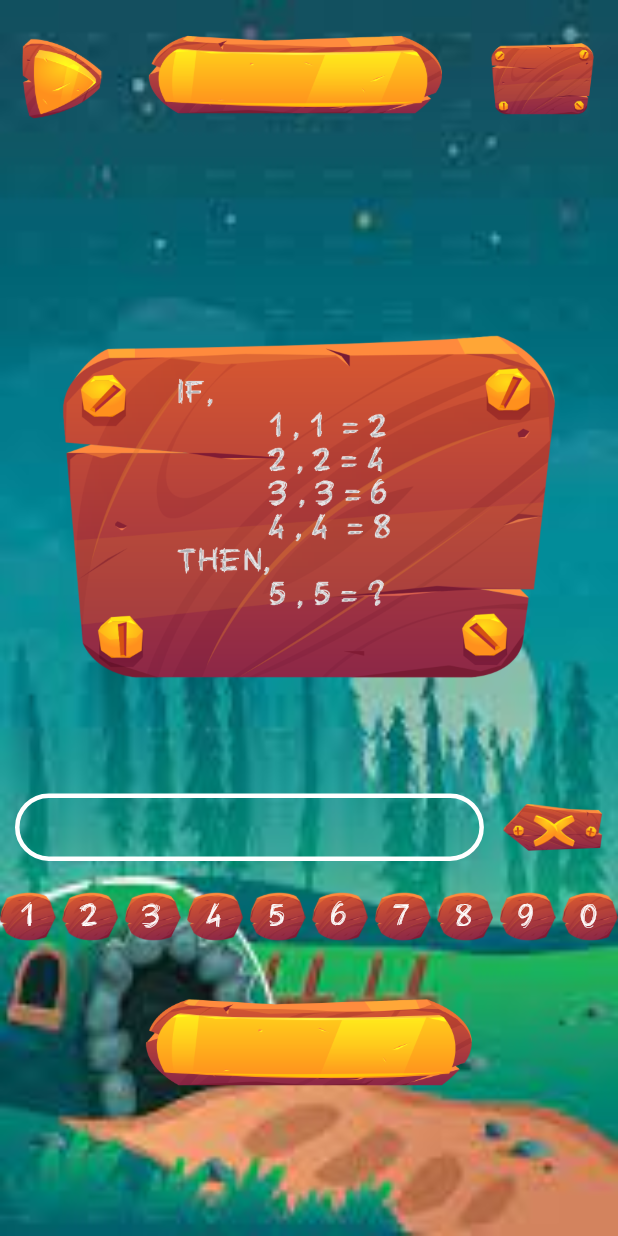
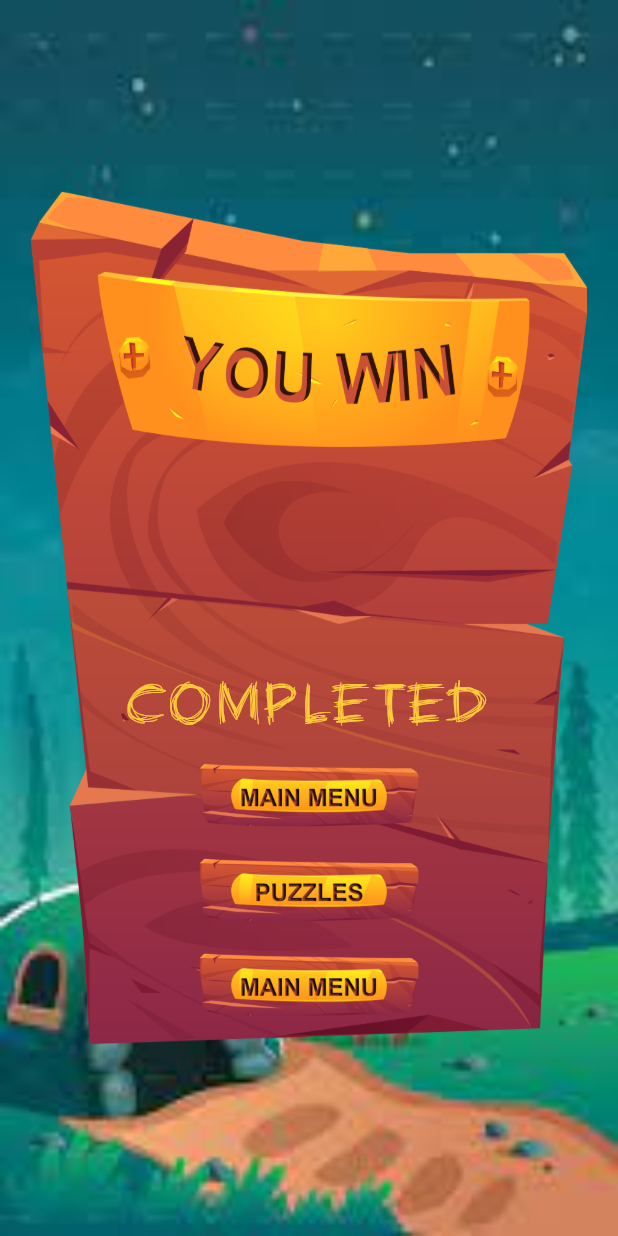
Before and after one commit to iflutter-team/Maths_Puzel_Axay_Roshan, a Flutter app: the screen it shows after launch, on a phone screen of 412 x 824 dp. Run offline on Flutter 3.47's test engine with Material 2 defaults, Android fonts, the phone set to English and light mode, and no system bars; our stand-ins replace get, share_plus, shared_preferences.

Commit message:
1606/2023 Git Done

```diff
--- a/lib/main.dart
+++ b/lib/main.dart
@@ -1,13 +1,12 @@
-import 'package:demo_math_puzzel/play_screen/play_screen.dart';
+import 'package:demo_math_puzzel/home_screen/home_screen.dart';
+import 'package:demo_math_puzzel/winner_screen/winner_screen.dart';
 import 'package:flutter/material.dart';
 import 'package:get/get.dart';
-
-import 'splesh_screen/splesh_screen.dart';
 
 main() {
   runApp(
     GetMaterialApp(
-      home: const Playscreen(),
+      home: WinPage(),
       debugShowCheckedModeBanner: false,
       theme: ThemeData(
         useMaterial3: true,
--- a/lib/play_screen/play_controller.dart
+++ b/lib/play_screen/play_controller.dart
@@ -1,9 +1,59 @@
-import 'package:get/get.dart';
-
-class PlayScreenController extends GetxController {
-  String? text = "";
-
-  printValue(int t) {
-    text = ("$text$t");
-  }
-}
+// import 'package:demo_math_puzzel/data_screen/data_screen.dart';
+// import 'package:demo_math_puzzel/winner_screen/winner_screen.dart';
+// import 'package:get/get.dart';
+// import 'package:shared_preferences/shared_preferences.dart';
+//
+// class PlayScreenController extends GetxController {
+//   String? text = "";
+//
+//   printValue(int t) {
+//     text = ("$text$t");
+//   }
+//
+//   String? text = "";
+//   int level1 = 0;
+//   bool ad = false;
+//
+//   SharedPreferences? ps;
+//
+//   get() async {
+//     ps = await SharedPreferences.getInstance();
+//     level1 = ps!.getInt("level") ?? 0;
+//   }
+//
+//   void initState() {
+//     get();
+//   }
+//
+//   nextLevelFunction() async {
+//     await ps!.setString("win${widget.index}", "no");
+//     await ps!.setString("skip${widget.index}", "yes");
+//     widget.index++;
+//
+//     widget.index > level1 ? ps!.setInt("level", widget.index) : null;
+//     level1 = ps!.getInt("level") ?? 0;
+//     print(">>>>>>>>>>ok>>>>$level1");
+//   }
+//
+//   removeButton() {
+//     if (text!.isNotEmpty) {
+//       text = text!.substring(0, text!.length - 1);
+//     }
+//     update(["remove"]);
+//   }
+//
+//   submitButton() async {
+//     if (text == DataPage.anse[widget.index]) {
+//       await ps!.setString("win${widget.index}", "yes");
+//       await ps!.setString("skip${widget.index}", "no");
+//       widget.index++;
+//       widget.index > level1 ? ps!.setInt("level", widget.index) : null;
+//       level1 = ps!.getInt("level") ?? 0;
+//       print(">>>>>>>>>>ok>>>>$level1");
+//       // await ps!.setInt("level", widget.index);
+//
+//       Get.off(WinPage(widget.index));
+//     }
+//     update(['submit']);
+//   }
+// }
--- a/lib/play_screen/play_screen.dart
+++ b/lib/play_screen/play_screen.dart
@@ -7,9 +7,9 @@ class Playscreen extends StatelessWidget {
   @override
   Widget build(BuildContext context) {
     return Scaffold(
-      body: SafeArea(
-        child: playScreenWidget(),
-      ),
+      // body: SafeArea(
+      //   // child: playScreenWidget(),
+      // ),
     );
   }
 }
--- a/lib/play_screen/play_widget.dart
+++ b/lib/play_screen/play_widget.dart
@@ -1,96 +1,120 @@
-import 'package:demo_math_puzzel/play_screen/playscreen_common.dart';
-import 'package:demo_math_puzzel/utils/asset_res.dart';
-import 'package:flutter/material.dart';
-import 'package:get/get.dart';
-
-Widget playScreenWidget() {
-  return Container(
-    height: Get.height,
-    width: Get.width,
-    decoration: const BoxDecoration(
-      image: DecorationImage(
-        image: AssetImage(AssertRes.backGroundImage),
-        fit: BoxFit.fill,
-      ),
-    ),
-    child: Column(
-      children: [
-        SizedBox(height: Get.height * 0.020),
-        Row(
-          mainAxisAlignment: MainAxisAlignment.spaceAround,
-          children: [
-            Image.asset(AssertRes.nextImage, scale: 20),
-            Image.asset(AssertRes.levelImage, scale: 10),
-            Image.asset(AssertRes.hintImage, scale: 15),
-          ],
-        ),
-        SizedBox(height: Get.height * 0.10),
-        Image.asset(
-          AssertRes.puzzle1Image,
-          scale: 4.5,
-        ),
-        SizedBox(height: Get.height * 0.03),
-        Padding(
-          padding: const EdgeInsets.only(left: 10, right: 10),
-          child: Row(
-            children: [
-              Expanded(
-                child: Container(
-                  height: 45,
-                  padding: const EdgeInsets.only(left: 10),
-                  alignment: Alignment.centerLeft,
-                  decoration: BoxDecoration(
-                    borderRadius: BorderRadius.circular(50),
-                    border: Border.all(width: 3, color: Colors.white),
-                  ),
-                  // child: const Text(
-                  //   "1",
-                  //   style: TextStyle(
-                  //       fontSize: 30, color: Colors.white, fontFamily: 'chalk'),
-                  // ),
-                ),
-              ),
-              SizedBox(
-                width: Get.width * 0.03,
-              ),
-              InkWell(
-                onTap: () {},
-                child: Image.asset(
-                  AssertRes.backImage,
-                  scale: 25,
-                ),
-              ),
-            ],
-          ),
-        ),
-        Row(
-          mainAxisAlignment: MainAxisAlignment.spaceBetween,
-          children: [
-            playScreenCommon("1"),
-            playScreenCommon("2"),
-            playScreenCommon("3"),
-            playScreenCommon("4"),
-            playScreenCommon("5"),
-            playScreenCommon("6"),
-            playScreenCommon("7"),
-            playScreenCommon("8"),
-            playScreenCommon("9"),
-            playScreenCommon("0"),
-          ],
-        ),
-        SizedBox(height: Get.height * 0.02),
-        Row(
-          mainAxisAlignment: MainAxisAlignment.center,
-          children: [
-            Stack(
-              children: [
-                Image.asset(AssertRes.levelImage, scale: 9),
-                // const Text(StringRes.submitText),
-              ],
-            ),
-          ],
-        ),
-      ],
-    ),
-  );
-}
+// import 'package:demo_math_puzzel/data_screen/data_screen.dart';
+// import 'package:demo_math_puzzel/play_screen/play_controller.dart';
+// import 'package:demo_math_puzzel/play_screen/playscreen_common.dart';
+// import 'package:demo_math_puzzel/utils/asset_res.dart';
+// import 'package:flutter/material.dart';
+// import 'package:get/get.dart';
+//
+// Widget playScreenWidget() {
+//   return Container(
+//     height: Get.height,
+//     width: Get.width,
+//     decoration: const BoxDecoration(
+//       image: DecorationImage(
+//         image: AssetImage(AssertRes.backGroundImage),
+//         fit: BoxFit.fill,
+//       ),
+//     ),
+//     child: Column(
+//       children: [
+//         SizedBox(height: Get.height * 0.020),
+//         Row(
+//           mainAxisAlignment: MainAxisAlignment.spaceAround,
+//           children: [
+//             Image.asset(AssertRes.nextImage, scale: 20),
+//             Stack(
+//               children: [
+//                 Image.asset(AssertRes.levelImage, scale: 10),
+//                 Text(
+//                   "LEVEL ${widget.index + 1}",
+//                   style: TextStyle(
+//                     fontFamily: "chalk",
+//                     color: const Color(0xff7f181b),
+//                     fontSize: DataPage.width! * 0.07,
+//                     fontWeight: FontWeight.bold,
+//                   ),
+//                 ),
+//               ],
+//             ),
+//             Image.asset(AssertRes.hintImage, scale: 15),
+//           ],
+//         ),
+//         SizedBox(height: Get.height * 0.10),
+//         Image.asset(
+//           "Level/${widget.index + 1}.png",
+//           scale: 4.5,
+//         ),
+//         SizedBox(height: Get.height * 0.03),
+//         Padding(
+//           padding: const EdgeInsets.only(left: 10, right: 10),
+//           child: Row(
+//             children: [
+//               Expanded(
+//                 child: Container(
+//                   height: 45,
+//                   padding: const EdgeInsets.only(left: 10),
+//                   alignment: Alignment.centerLeft,
+//                   decoration: BoxDecoration(
+//                     borderRadius: BorderRadius.circular(50),
+//                     border: Border.all(width: 3, color: Colors.white),
+//                   ),
+//                   child: Text(
+//                     "$text",
+//                     style: const TextStyle(
+//                         fontSize: 30, color: Colors.white, fontFamily: 'chalk'),
+//                   ),
+//                 ),
+//               ),
+//               SizedBox(
+//                 width: Get.width * 0.03,
+//               ),
+//               GetBuilder<PlayScreenController>(
+//                 id: "remove",
+//                 builder: (controller) => InkWell(
+//                   onTap: () => controller.removeButton(),
+//                   child: Image.asset(
+//                     AssertRes.backImage,
+//                     scale: 25,
+//                   ),
+//                 ),
+//               ),
+//             ],
+//           ),
+//         ),
+//         Row(
+//           mainAxisAlignment: MainAxisAlignment.spaceBetween,
+//           children: [
+//             playScreenCommon("1"),
+//             playScreenCommon("2"),
+//             playScreenCommon("3"),
+//             playScreenCommon("4"),
+//             playScreenCommon("5"),
+//             playScreenCommon("6"),
+//             playScreenCommon("7"),
+//             playScreenCommon("8"),
+//             playScreenCommon("9"),
+//             playScreenCommon("0"),
+//           ],
+//         ),
+//         SizedBox(height: Get.height * 0.02),
+//         Row(
+//           mainAxisAlignment: MainAxisAlignment.center,
+//           children: [
+//             Stack(
+//               children: [
+//                 GetBuilder<PlayScreenController>(
+//                   id: 'submit',
+//                   builder: (controller) => InkWell(
+//                     onTap: () => controller.submitButton(),
+//                     child: Image.asset(AssertRes.levelImage, scale: 9),
+//                   ),
+//                 )
+//                 // const Text(StringRes.submitText),
+//               ],
+//             ),
+//           ],
+//         ),
+//       ],
+//     ),
+//   );
+// }
--- a/lib/utils/asset_res.dart
+++ b/lib/utils/asset_res.dart
@@ -16,4 +16,6 @@ class AssertRes {
   static const hintImage = "asserts/images/banner.png";
   static const puzzle1Image = "asserts/images/1.png";
   static const numberImage = "asserts/images/number.png";
+  static const winnerFrame = "asserts/images/ic_win_frm.png";
+  static const mainMenuImage = "asserts/images/main-menu.png";
 }
--- /dev/null
+++ b/lib/winner_screen/winner_controller.dart
@@ -0,0 +1,3 @@
+import 'package:get/get.dart';
+
+class WinnerController extends GetxController{}
--- /dev/null
+++ b/lib/winner_screen/winner_screen.dart
@@ -0,0 +1,20 @@
+import 'package:demo_math_puzzel/data_screen/data_screen.dart';
+import 'package:demo_math_puzzel/winner_screen/winner_widget.dart';
+import 'package:flutter/material.dart';
+
+class WinPage extends StatefulWidget {
+  @override
+  _WinPageState createState() => _WinPageState();
+}
+
+class _WinPageState extends State<WinPage> {
+  @override
+  Widget build(BuildContext context) {
+    DataPage(context);
+    return Scaffold(
+      body: SafeArea(
+        child: winnerPageWidget(),
+      ),
+    );
+  }
+}
--- /dev/null
+++ b/lib/winner_screen/winner_widget.dart
@@ -0,0 +1,72 @@
+import 'package:demo_math_puzzel/data_screen/data_screen.dart';
+import 'package:demo_math_puzzel/utils/asset_res.dart';
+import 'package:flutter/material.dart';
+import 'package:get/get.dart';
+
+Widget winnerPageWidget() {
+  return Container(
+    padding: EdgeInsets.symmetric(
+        horizontal: Get.width * 0.05, vertical: Get.height * 0.15),
+    height: double.infinity,
+    width: double.infinity,
+    decoration: const BoxDecoration(
+      image: DecorationImage(
+        image: AssetImage(AssertRes.backGroundImage),
+        fit: BoxFit.fill,
+      ),
+    ),
+    child: Container(
+      decoration: const BoxDecoration(
+        image: DecorationImage(
+          fit: BoxFit.fill,
+          image: AssetImage(
+            AssertRes.winnerFrame,
+          ),
+        ),
+      ),
+      child: Column(
+        mainAxisAlignment: MainAxisAlignment.end,
+        children: [
+          Text(
+            "COMPLETED",
+            style: TextStyle(
+              fontFamily: "chalk",
+              color: const Color(0xffffcd39),
+              fontSize: DataPage.width! * 0.09,
+            ),
+          ),
+          // Text(
+          //   "LEVEL ${widget.index}",
+          //   style: TextStyle(
+          //     fontFamily: "chalk",
+          //     color: const Color(0xffffcd39),
+          //     fontSize: DataPage.width! * 0.1,
+          //   ),
+          // ),
+          InkWell(
+            onTap: () {},
+            child: Image.asset(
+              AssertRes.mainMenuImage,
+              scale: 4.7,
+            ),
+          ),
+          InkWell(
+            onTap: () {},
+            child: Image.asset(
+              AssertRes.pImage,
+              scale: 4.7,
+            ),
+          ),
+          InkWell(
+            onTap: () {},
+            child: Image.asset(
+              AssertRes.mainMenuImage,
+              scale: 4.7,
+            ),
+          ),
+          SizedBox(height: Get.height * 0.015),
+        ],
+      ),
+    ),
+  );
+}
```
Also changed, not shown: asserts/images/ic_win_frm.png (added), lib/data_screen/data_widget.dart (deleted), lib/utils/color_res.dart (deleted).
